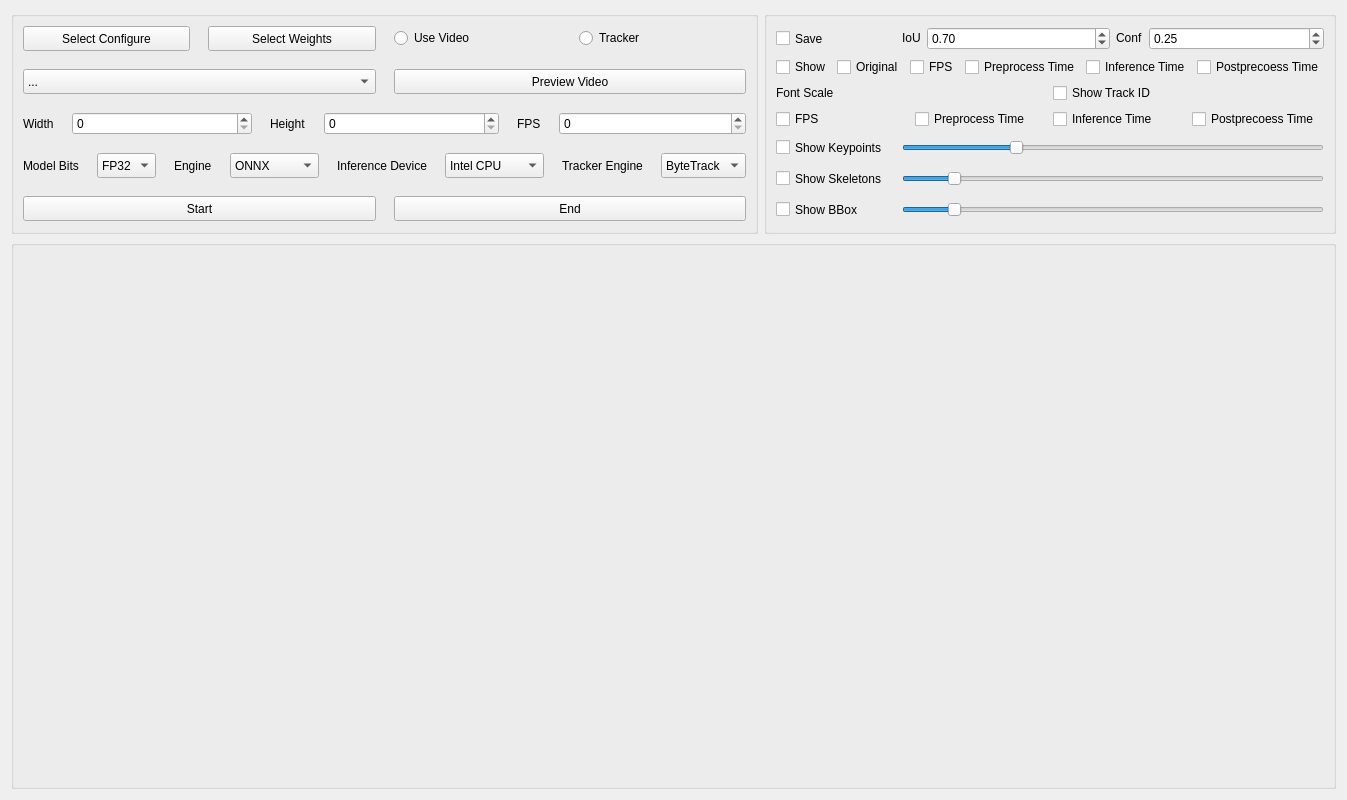
First picture: the form in animalposetracker/gui/ui/inferencer.ui, repository wux024/AnimalPoseTracker, before the edit.
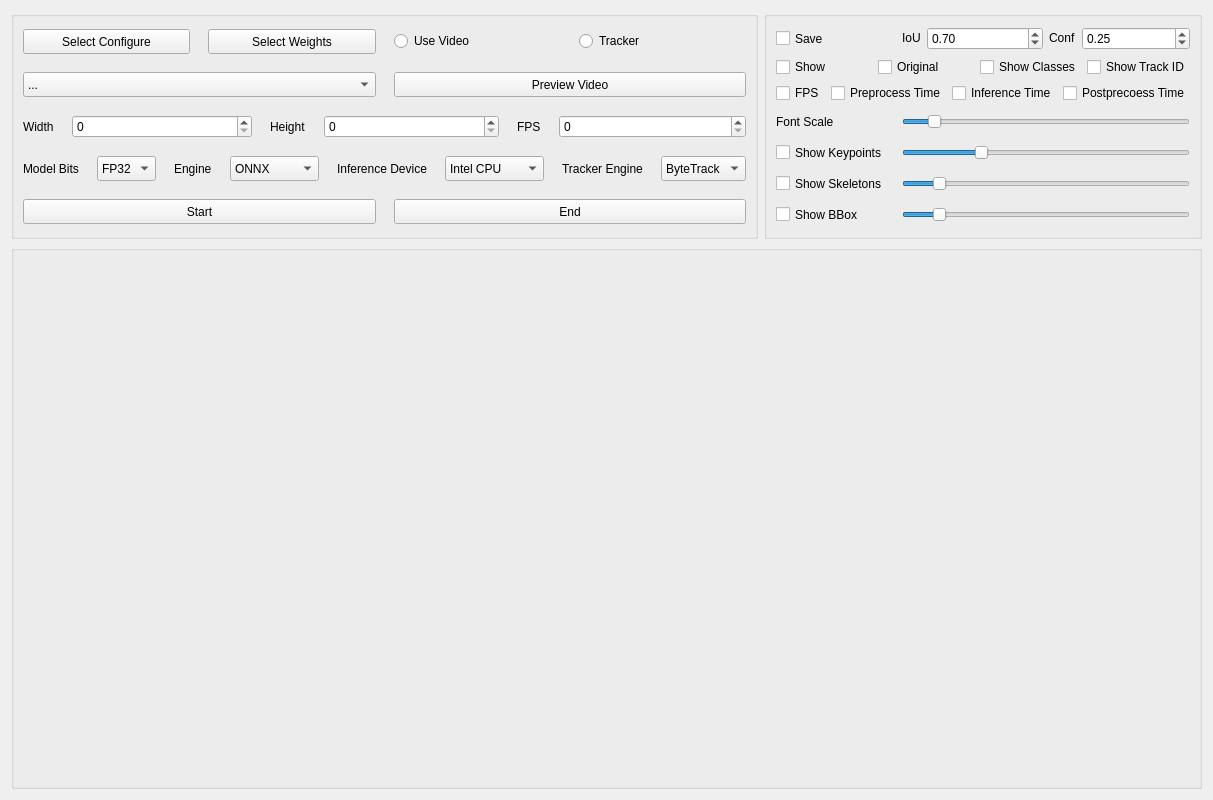
Second picture: the form after the edit. Icons and pictures are not drawn.

```diff
--- a/animalposetracker/gui/ui/inferencer.ui
+++ b/animalposetracker/gui/ui/inferencer.ui
@@ -668,7 +668,7 @@
            </widget>
           </item>
           <item>
-           <widget class="QCheckBox" name="FPSShow">
+           <widget class="QCheckBox" name="ShowClasses">
             <property name="sizePolicy">
              <sizepolicy hsizetype="Preferred" vsizetype="Fixed">
               <horstretch>0</horstretch>
@@ -676,69 +676,7 @@
              </sizepolicy>
             </property>
             <property name="text">
-             <string>FPS</string>
-            </property>
-           </widget>
-          </item>
-          <item>
-           <widget class="QCheckBox" name="PreprocessTime">
-            <property name="enabled">
-             <bool>true</bool>
-            </property>
-            <property name="sizePolicy">
-             <sizepolicy hsizetype="Preferred" vsizetype="Fixed">
-              <horstretch>0</horstretch>
-              <verstretch>0</verstretch>
-             </sizepolicy>
-            </property>
-            <property name="text">
-             <string>Preprocess Time</string>
-            </property>
-            <property name="tristate">
-             <bool>true</bool>
-            </property>
-           </widget>
-          </item>
-          <item>
-           <widget class="QCheckBox" name="InferenceTime">
-            <property name="sizePolicy">
-             <sizepolicy hsizetype="Preferred" vsizetype="Fixed">
-              <horstretch>0</horstretch>
-              <verstretch>0</verstretch>
-             </sizepolicy>
-            </property>
-            <property name="text">
-             <string>Inference Time</string>
-            </property>
-           </widget>
-          </item>
-          <item>
-           <widget class="QCheckBox" name="PostprocessTime">
-            <property name="sizePolicy">
-             <sizepolicy hsizetype="Preferred" vsizetype="Fixed">
-              <horstretch>0</horstretch>
-              <verstretch>0</verstretch>
-             </sizepolicy>
-            </property>
-            <property name="text">
-             <string>Postprecoess Time</string>
-            </property>
-           </widget>
-          </item>
-         </layout>
-        </item>
-        <item>
-         <layout class="QHBoxLayout" name="FontScaleLayout">
-          <item>
-           <widget class="QLabel" name="FontScaleLabel">
-            <property name="sizePolicy">
-             <sizepolicy hsizetype="Preferred" vsizetype="Fixed">
-              <horstretch>0</horstretch>
-              <verstretch>0</verstretch>
-             </sizepolicy>
-            </property>
-            <property name="text">
-             <string>Font Scale</string>
+             <string>Show Classes</string>
             </property>
            </widget>
           </item>
@@ -819,6 +757,54 @@
           </item>
          </layout>
         </item>
+        <item>
+         <layout class="QHBoxLayout" name="FontScaleLayout">
+          <item>
+           <widget class="QLabel" name="FontScaleLabel">
+            <property name="sizePolicy">
+             <sizepolicy hsizetype="Fixed" vsizetype="Fixed">
+              <horstretch>0</horstretch>
+              <verstretch>0</verstretch>
+             </sizepolicy>
+            </property>
+            <property name="minimumSize">
+             <size>
+              <width>120</width>
+              <height>25</height>
+             </size>
+            </property>
+            <property name="maximumSize">
+             <size>
+              <width>120</width>
+              <height>25</height>
+             </size>
+            </property>
+            <property name="text">
+             <string>Font Scale</string>
+            </property>
+           </widget>
+          </item>
+          <item>
+           <widget class="QSlider" name="FontScale">
+            <property name="minimum">
+             <number>1</number>
+            </property>
+            <property name="maximum">
+             <number>100</number>
+            </property>
+            <property name="pageStep">
+             <number>1</number>
+            </property>
+            <property name="value">
+             <number>10</number>
+            </property>
+            <property name="orientation">
+             <enum>Qt::Orientation::Horizontal</enum>
+            </property>
+           </widget>
+          </item>
+         </layout>
+        </item>
         <item>
          <layout class="QHBoxLayout" name="ShowKeypointsLayout">
           <item>
```
Left out of the diff: 4 changed lines with no effect on the pictures.
